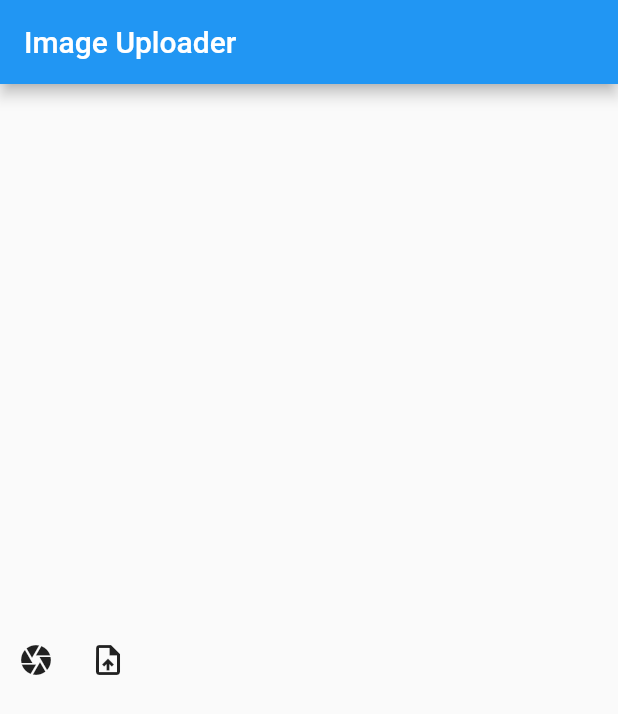
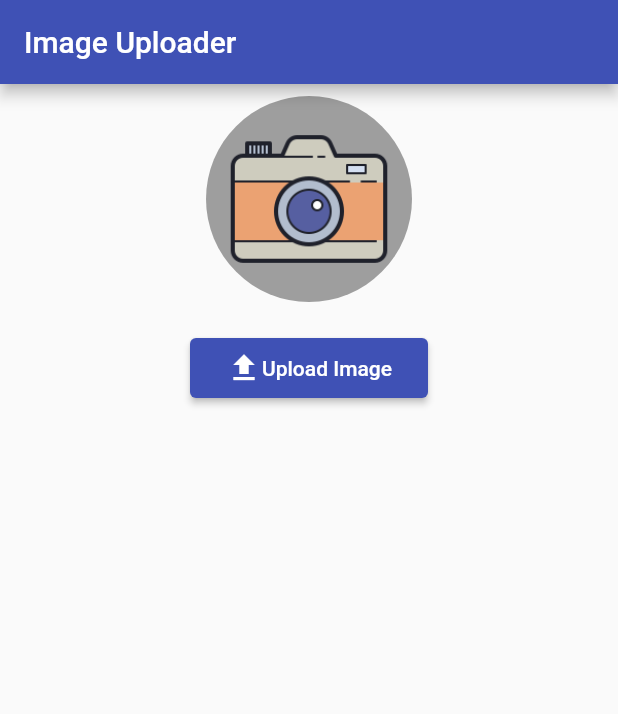
Before and after one commit to justEhmadSaeed/flutter-Image-Picker-and-Uploader, a Flutter app: the screen it shows after launch, on a phone screen of 412 x 824 dp. Shown: the top 714 px of the screen. Run offline on Flutter 3.47's test engine with Material 2 defaults, Android fonts, the phone set to English and light mode, and no system bars; our stand-ins replace image_picker.

Commit message:
📦 NEW: Pick and display image

```diff
--- a/lib/main.dart
+++ b/lib/main.dart
@@ -1,4 +1,8 @@
+import 'dart:io' as io;
 import 'package:flutter/material.dart';
+import 'package:image_picker/image_picker.dart';
+import 'package:http/http.dart' as http;
+import 'package:image_uploader/bottompicker_sheet.dart';
 
 void main() {
   runApp(MyApp());
@@ -8,9 +12,10 @@ class MyApp extends StatelessWidget {
   @override
   Widget build(BuildContext context) {
     return MaterialApp(
-      title: 'Flutter Demo',
+      title: 'Image Uploader',
+      debugShowCheckedModeBanner: false,
       theme: ThemeData(
-        primarySwatch: Colors.blue,
+        primarySwatch: Colors.indigo,
       ),
       home: HomePage(),
     );
@@ -23,22 +28,74 @@ class HomePage extends StatefulWidget {
 }
 
 class _HomePageState extends State<HomePage> {
+  final ImagePicker _picker = ImagePicker();
+  PickedFile _image;
+
+  _imageFromCamera() async {
+    final PickedFile image =
+        await _picker.getImage(source: ImageSource.camera, imageQuality: 50);
+
+    setState(() {
+      _image = image;
+    });
+  }
+
+  _imageFromGallery() async {
+    final PickedFile image =
+        await _picker.getImage(source: ImageSource.gallery, imageQuality: 50);
+
+    setState(() {
+      _image = image;
+    });
+  }
+
   @override
   Widget build(BuildContext context) {
     return Scaffold(
       appBar: AppBar(
         title: Text('Image Uploader'),
       ),
-      body: Column(
-        mainAxisAlignment: MainAxisAlignment.center,
-        children: [
-          Row(
+      body: Center(
+        child: Padding(
+          padding: const EdgeInsets.all(8.0),
+          child: Column(
+            mainAxisAlignment: MainAxisAlignment.start,
+            crossAxisAlignment: CrossAxisAlignment.center,
             children: [
-              IconButton(icon: Icon(Icons.camera), onPressed: () {}),
-              IconButton(icon: Icon(Icons.upload_file), onPressed: () {}),
+              GestureDetector(
+                onTap: () {
+                  bottomPickerSheet(
+                      context, _imageFromCamera, _imageFromGallery);
+                },
+                child: CircleAvatar(
+                  radius: MediaQuery.of(context).size.width / 6,
+                  backgroundColor: Colors.grey,
+                  backgroundImage: _image != null
+                      ? FileImage(io.File(_image.path))
+                      : AssetImage('assets/camera_img.png'),
+                ),
+              ),
+              SizedBox(
+                height: 20,
+              ),
+              ElevatedButton(
+                onPressed: () {},
+                child: Padding(
+                  padding: const EdgeInsets.all(8.0),
+                  child: Row(
+                    mainAxisSize: MainAxisSize.min,
+                    children: [
+                      Icon(Icons.file_upload),
+                      Text(
+                        'Upload Image',
+                      ),
+                    ],
+                  ),
+                ),
+              )
             ],
           ),
-        ],
+        ),
       ),
     );
   }
```
Also changed, not shown: lib/bottompicker_sheet.dart (added, +30 -0 lines), pubspec.yaml (+4 -23 lines), assets/camera_img.png (added), pubspec.lock.
